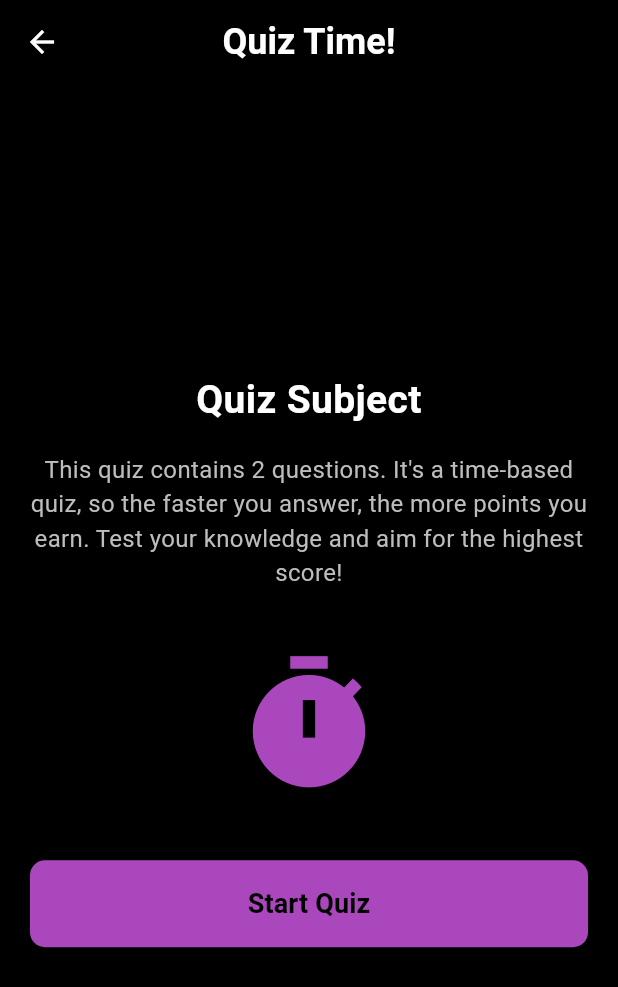
After one commit to efecnblt/the404s, a Flutter app: the MainQuizPage screen opened directly, on a phone screen of 412 x 824 dp. The commit adds this screen. Shown: the top 987 px of the screen. Run offline on Flutter 3.47's test engine with Material 3 defaults, Android fonts, the phone set to English and light mode, and no system bars; our stand-ins replace animated_text_kit, animated_toggle_switch, chewie, cloud_firestore, firebase_auth, firebase_core and 7 more; missing offline and left inert: flutter_rounded_progress_bar; accounts and stored records are empty; generated files the repository leaves out were written again.

Commit message:
quiz page

```diff
--- a/lib/screens/dashboard/dashboard.dart
+++ b/lib/screens/dashboard/dashboard.dart
@@ -507,13 +507,13 @@ class _DashboardState extends State<Dashboard> {
           ),
         ),
       ),
-      SearchScreen(
+      SearchScreen(isDark: isDark,
         userId: widget.userId,
       ),
-      FavoritesPage(
+      FavoritesPage(isDark: isDark,
         userId: widget.userId,
       ),
-      FavoritesPage(
+      FavoritesPage(isDark: isDark,
         userId: widget.userId,
       ),
       ProfileScreen(
--- /dev/null
+++ b/lib/screens/quiz_screen/models/quiz_question_template.dart
@@ -0,0 +1,15 @@
+class QuizQuestion {
+  const QuizQuestion({required this.question,required this.answers,required this.correctanswer});
+
+  final String question;
+  final List<String> answers;
+  final String correctanswer;
+
+  List<String> shuffleAnswers() {
+    List<String> shuffledAnswers = answers;
+    shuffledAnswers.shuffle();
+    return shuffledAnswers;
+  }
+
+
+}
--- /dev/null
+++ b/lib/screens/quiz_screen/quiz/main_quiz_page.dart
@@ -0,0 +1,149 @@
+import 'package:flutter/material.dart';
+import 'package:cyber_security_app/screens/quiz_screen/models/quiz_question_template.dart';
+import 'package:cyber_security_app/screens/quiz_screen/quiz/results_page.dart';
+import 'package:cyber_security_app/screens/quiz_screen/quiz/quiz_page.dart';
+class MainQuizPage extends StatelessWidget {
+  MainQuizPage({super.key});
+
+  final List<QuizQuestion> _questions = [
+    QuizQuestion(
+      question: 'What was the first product launched by Apple?',
+      answers: ['iPhone', 'iPad', 'Apple', 'iPod'],
+      correctanswer: 'Apple',
+    ),
+    QuizQuestion(
+      question: 'Who founded Microsoft?',
+      answers: ['Steve Jobs', 'Bill Gates', 'Elon Musk', 'Jeff Bezos'],
+      correctanswer: 'Bill Gates',
+    ),
+  ];
+
+  late final List<String?> _selectedAnswers = List.filled(_questions.length, null);
+  int _score = 0;
+
+  void _startQuiz(BuildContext context) async {
+    int startTime = DateTime.now().millisecondsSinceEpoch;
+    _score = 0;
+
+    for (int i = 0; i < _questions.length; i++) {
+      final result = await Navigator.push(
+        context,
+        MaterialPageRoute(
+          builder: (context) => QuizPage(
+            currentQuestionIndex: i,
+            question: _questions[i],
+            shuffleAnswers: _questions[i].shuffleAnswers(),
+            totalQuestions: _questions.length,
+          ),
+        ),
+      ) as Map<String, dynamic>?;
+
+      if (result != null) {
+        _selectedAnswers[i] = result['selectedAnswer'];
+        if (result['correct']) {
+          int elapsedTime = result['timeTaken'];
+          _score += 10 * (10 - elapsedTime~/2);
+        }
+      }
+    }
+    _showResults(context);
+  }
+
+  void _showResults(BuildContext context) {
+    Navigator.push(
+      context,
+      MaterialPageRoute(
+        builder: (context) => ResultsPage(
+          questions: _questions,
+          selectedAnswers: _selectedAnswers,
+          score: _score,
+        ),
+      ),
+    );
+  }
+
+  @override
+  Widget build(BuildContext context) {
+    return Scaffold(
+      backgroundColor: Colors.black,
+      appBar: AppBar(
+        backgroundColor: Colors.black,
+        elevation: 0,
+        title: Text(
+          "Quiz Time!",
+          style: TextStyle(
+            color: Colors.white,
+            fontWeight: FontWeight.bold,
+            fontSize: 24,
+          ),
+        ),
+        centerTitle: true,
+        leading: IconButton(
+          icon: Icon(Icons.arrow_back, color: Colors.white),
+          onPressed: () {
+            Navigator.pop(context); // navigate to where the course is
+          },
+        ),
+      ),
+      body: Padding(
+        padding: const EdgeInsets.symmetric(horizontal: 20.0),
+        child: Column(
+          mainAxisAlignment: MainAxisAlignment.center,
+          crossAxisAlignment: CrossAxisAlignment.center,
+          children: [
+            Text(
+              "Quiz Subject",
+              textAlign: TextAlign.center,
+              style: TextStyle(
+                fontSize: 26,
+                fontWeight: FontWeight.bold,
+                color: Colors.white,
+              ),
+            ),
+            const SizedBox(height: 16),
+            Text(
+              "This quiz contains ${_questions.length} questions. "
+              "It's a time-based quiz, so the faster you answer, the more points you earn. "
+              "Test your knowledge and aim for the highest score!",
+              textAlign: TextAlign.center,
+              style: TextStyle(
+                fontSize: 16,
+                color: Colors.grey[400],
+              ),
+            ),
+            const SizedBox(height: 40),
+            Icon(
+              Icons.timer,
+              size: 100,
+              color: Colors.purple.shade400,
+            ),
+            const SizedBox(height: 40),
+            SizedBox(
+              width: double.infinity,
+              child: ElevatedButton(
+                onPressed: () {
+                  _startQuiz(context);
+                },
+                style: ElevatedButton.styleFrom(
+                  backgroundColor: Colors.purple.shade400,
+                  padding: const EdgeInsets.symmetric(vertical: 16),
+                  shape: RoundedRectangleBorder(
+                    borderRadius: BorderRadius.circular(10),
+                  ),
+                ),
+                child: Text(
+                  'Start Quiz',
+                  style: TextStyle(
+                    fontSize: 18,
+                    fontWeight: FontWeight.bold,
+                    color: Colors.black,
+                  ),
+                ),
+              ),
+            ),
+          ],
+        ),
+      ),
+    );
+  }
+}
--- a/pubspec.yaml
+++ b/pubspec.yaml
@@ -61,6 +61,7 @@ dependencies:
   rive: 0.11.11
   animated_toggle_switch: ^0.8.3
   chewie: ^1.8.5
+  flutter_rounded_progress_bar: 0.3.2
   flutter:
     sdk: flutter
 
```
Also changed, not shown: lib/screens/quiz_screen/quiz/quiz_page.dart (added, +227 -0 lines), lib/screens/quiz_screen/quiz/results_page.dart (added, +148 -0 lines), images/quiz_img_1.png (added), pubspec.lock.
